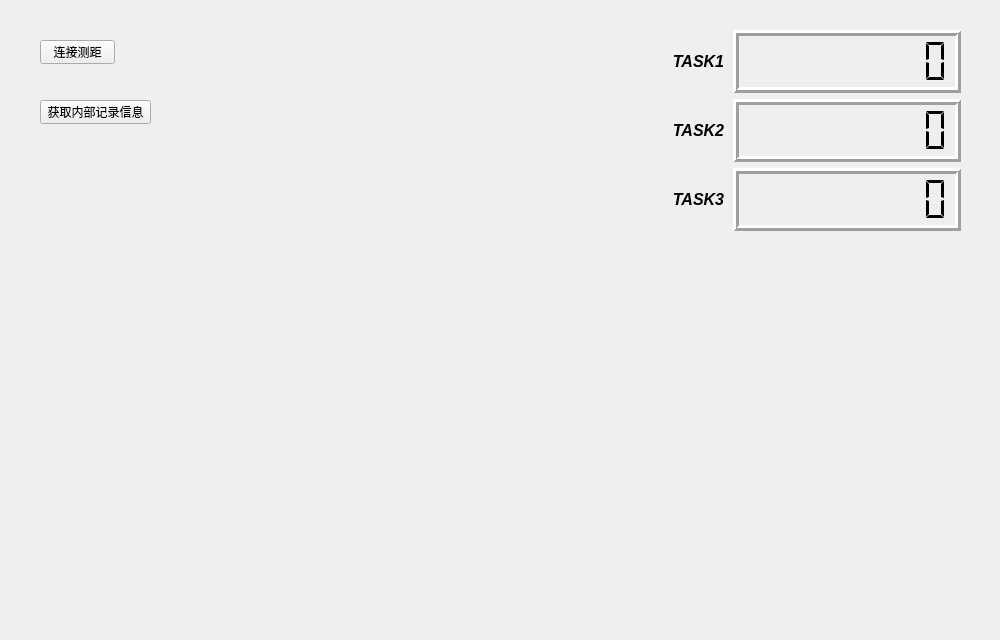
Qt form form/formceju.ui (KingChenFY/ZW_JiXieBiTool) before a commit.
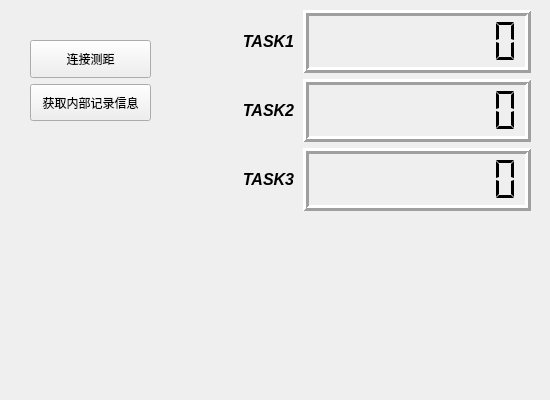
The same form after that commit.

What changed in the file:
```diff
--- a/form/formceju.ui
+++ b/form/formceju.ui
@@ -6,44 +6,18 @@
    <rect>
     <x>0</x>
     <y>0</y>
-    <width>1000</width>
-    <height>640</height>
+    <width>550</width>
+    <height>400</height>
    </rect>
   </property>
   <property name="windowTitle">
    <string>Form</string>
   </property>
-  <widget class="QPushButton" name="pbtn_linkceju">
+  <widget class="QWidget" name="layoutWidget">
    <property name="geometry">
     <rect>
-     <x>40</x>
-     <y>40</y>
-     <width>75</width>
-     <height>24</height>
-    </rect>
-   </property>
-   <property name="text">
-    <string>连接测距</string>
-   </property>
-  </widget>
-  <widget class="QPushButton" name="pbtn_getLogInfo">
-   <property name="geometry">
-    <rect>
-     <x>40</x>
-     <y>100</y>
-     <width>111</width>
-     <height>24</height>
-    </rect>
-   </property>
-   <property name="text">
-    <string>获取内部记录信息</string>
-   </property>
-  </widget>
-  <widget class="QWidget" name="">
-   <property name="geometry">
-    <rect>
-     <x>670</x>
-     <y>30</y>
+     <x>240</x>
+     <y>10</y>
      <width>291</width>
      <height>201</height>
     </rect>
@@ -171,6 +145,44 @@
     </item>
    </layout>
   </widget>
+  <widget class="QWidget" name="">
+   <property name="geometry">
+    <rect>
+     <x>30</x>
+     <y>40</y>
+     <width>121</width>
+     <height>81</height>
+    </rect>
+   </property>
+   <layout class="QVBoxLayout" name="verticalLayout_2">
+    <item>
+     <widget class="QPushButton" name="pbtn_linkceju">
+      <property name="sizePolicy">
+       <sizepolicy hsizetype="Preferred" vsizetype="Preferred">
+        <horstretch>0</horstretch>
+        <verstretch>0</verstretch>
+       </sizepolicy>
+      </property>
+      <property name="text">
+       <string>连接测距</string>
+      </property>
+     </widget>
+    </item>
+    <item>
+     <widget class="QPushButton" name="pbtn_getLogInfo">
+      <property name="sizePolicy">
+       <sizepolicy hsizetype="Preferred" vsizetype="Preferred">
+        <horstretch>0</horstretch>
+        <verstretch>0</verstretch>
+       </sizepolicy>
+      </property>
+      <property name="text">
+       <string>获取内部记录信息</string>
+      </property>
+     </widget>
+    </item>
+   </layout>
+  </widget>
  </widget>
  <resources/>
  <connections/>
```
